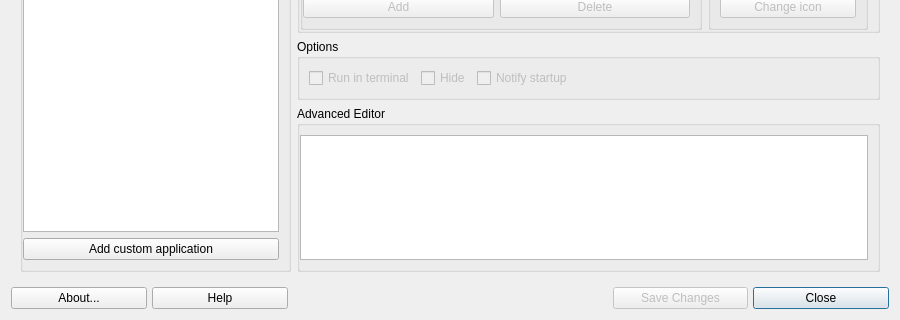
Qt form mainwindow.ui (AdrianTM/mx-menu-editor) before a commit; both pictures show x 0 to 900 and y 297 to 617 of the 900 by 617 pixel window.
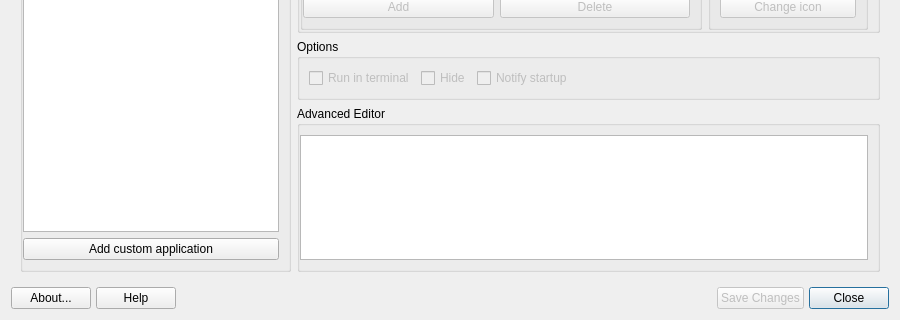
The same form after that commit. Icons and pictures are not drawn.

Commit message: don't expand buttons

What changed in the file:
```diff
--- a/mainwindow.ui
+++ b/mainwindow.ui
@@ -349,11 +349,11 @@
         <enum>Qt::Horizontal</enum>
        </property>
        <property name="sizeType">
-        <enum>QSizePolicy::Minimum</enum>
+        <enum>QSizePolicy::Expanding</enum>
        </property>
        <property name="sizeHint" stdset="0">
         <size>
-         <width>183</width>
+         <width>100</width>
          <height>20</height>
         </size>
        </property>
@@ -471,7 +471,7 @@
         <enum>Qt::Horizontal</enum>
        </property>
        <property name="sizeType">
-        <enum>QSizePolicy::Minimum</enum>
+        <enum>QSizePolicy::Expanding</enum>
        </property>
        <property name="sizeHint" stdset="0">
         <size>
```
Left out of the diff: 3 changed lines with no effect on the pictures.
